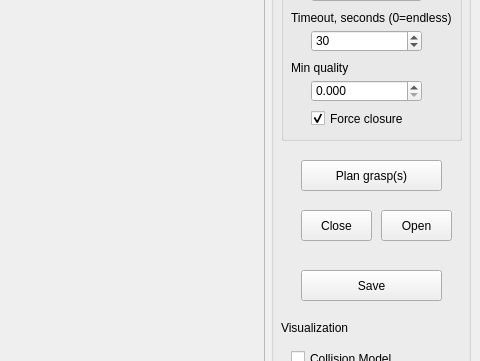
This is ui/GraspPlanner.ui in shadow-robot/simox_ros as Qt 5 draws it before an edit; both pictures show x 546 to 1026 and y 139 to 500 of the 1026 by 819 pixel window. The edited form follows.
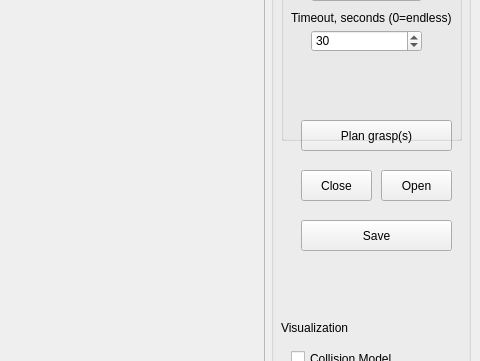
This is the edited form.

What changed in the file:
```diff
--- a/ui/GraspPlanner.ui
+++ b/ui/GraspPlanner.ui
@@ -105,8 +105,8 @@
        <property name="geometry">
         <rect>
          <x>30</x>
-         <y>290</y>
-         <width>141</width>
+         <y>250</y>
+         <width>151</width>
          <height>31</height>
         </rect>
        </property>
@@ -126,22 +126,6 @@
        <property name="title">
         <string>Grasp Planning Options</string>
        </property>
-       <widget class="QCheckBox" name="checkBoxFoceClosure">
-        <property name="geometry">
-         <rect>
-          <x>30</x>
-          <y>170</y>
-          <width>111</width>
-          <height>17</height>
-         </rect>
-        </property>
-        <property name="text">
-         <string>Force closure</string>
-        </property>
-        <property name="checked">
-         <bool>true</bool>
-        </property>
-       </widget>
        <widget class="QSpinBox" name="spinBoxGraspNumber">
         <property name="geometry">
          <rect>
@@ -203,45 +187,13 @@
          <number>30</number>
         </property>
        </widget>
-       <widget class="QLabel" name="label_13">
-        <property name="geometry">
-         <rect>
-          <x>10</x>
-          <y>120</y>
-          <width>171</width>
-          <height>16</height>
-         </rect>
-        </property>
-        <property name="text">
-         <string>Min quality</string>
-        </property>
-       </widget>
-       <widget class="QDoubleSpinBox" name="doubleSpinBoxQuality">
-        <property name="geometry">
-         <rect>
-          <x>30</x>
-          <y>140</y>
-          <width>111</width>
-          <height>22</height>
-         </rect>
-        </property>
-        <property name="decimals">
-         <number>3</number>
-        </property>
-        <property name="maximum">
-         <double>1.000000000000000</double>
-        </property>
-        <property name="singleStep">
-         <double>0.001000000000000</double>
-        </property>
-       </widget>
       </widget>
       <widget class="QPushButton" name="pushButtonSave">
        <property name="geometry">
         <rect>
          <x>30</x>
-         <y>400</y>
-         <width>141</width>
+         <y>350</y>
+         <width>151</width>
          <height>31</height>
         </rect>
        </property>
@@ -253,7 +205,7 @@
        <property name="geometry">
         <rect>
          <x>30</x>
-         <y>340</y>
+         <y>300</y>
          <width>71</width>
          <height>31</height>
         </rect>
@@ -266,7 +218,7 @@
        <property name="geometry">
         <rect>
          <x>110</x>
-         <y>340</y>
+         <y>300</y>
          <width>71</width>
          <height>31</height>
         </rect>
```
